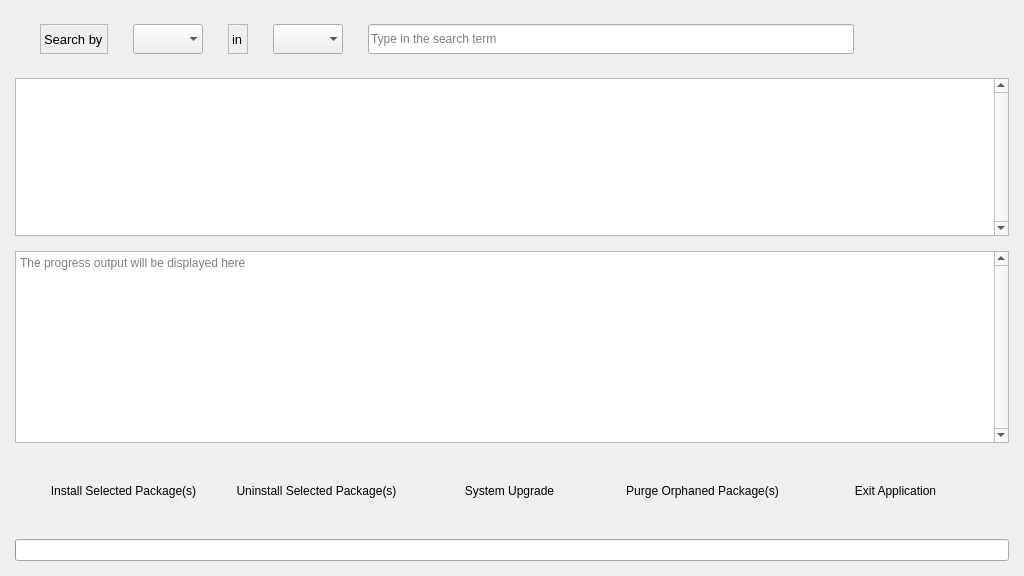
This is src/frontend/gui/ui/sisyphus.ui in redcorelinux/sisyphus as Qt 5 draws it before an edit. The edited form follows.
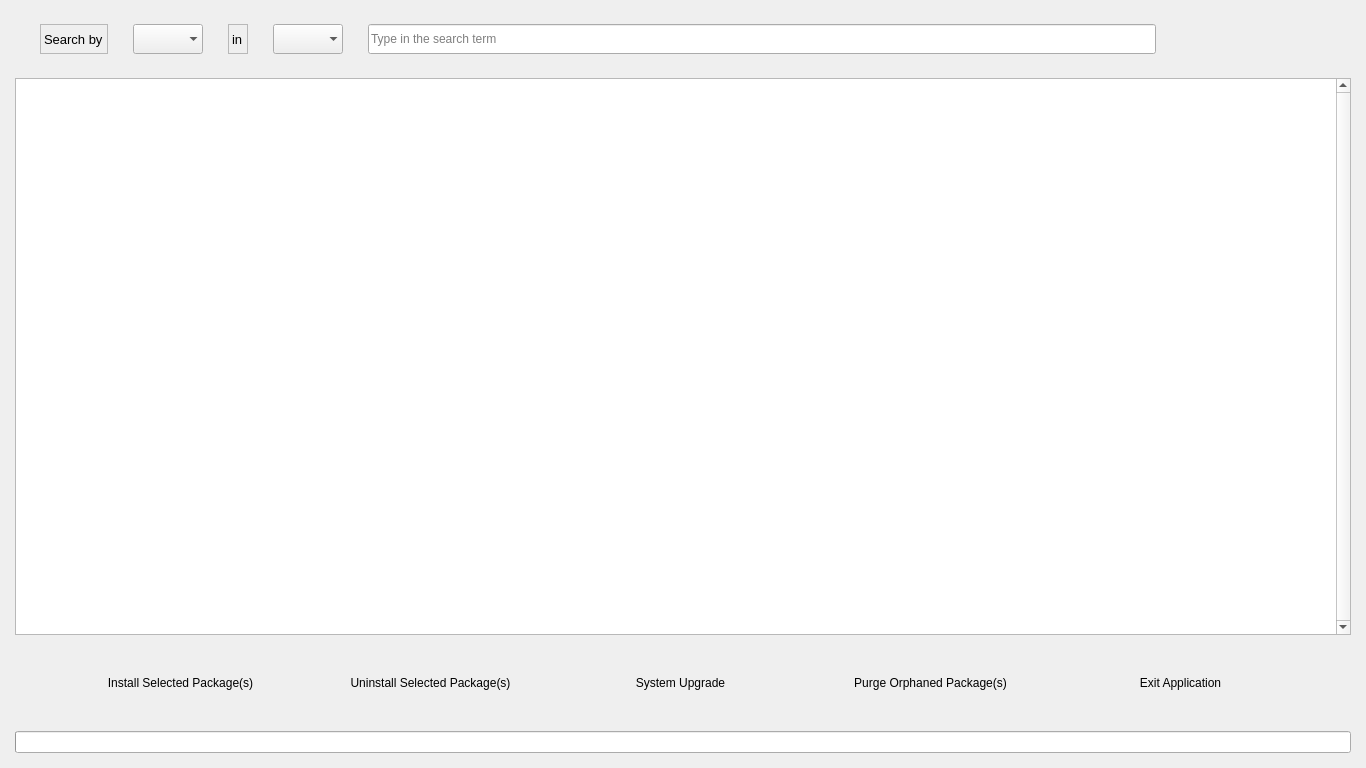
This is the edited form. Icons and pictures are not drawn.

Commit message: qt frontend : move the progress output do a dedicated window && ui tweaks 	* buffer the progress messages when the progress window is hidden 	* replay the buffer when the progress window is shown 	* display real-time output when the progress window is shown

```diff
--- a/src/frontend/gui/ui/sisyphus.ui
+++ b/src/frontend/gui/ui/sisyphus.ui
@@ -9,8 +9,8 @@
    <rect>
     <x>0</x>
     <y>0</y>
-    <width>1024</width>
-    <height>576</height>
+    <width>1366</width>
+    <height>768</height>
    </rect>
   </property>
   <property name="sizePolicy">
@@ -21,8 +21,8 @@
   </property>
   <property name="minimumSize">
    <size>
-    <width>1024</width>
-    <height>576</height>
+    <width>1366</width>
+    <height>768</height>
    </size>
   </property>
   <property name="windowTitle">
@@ -49,6 +49,16 @@
     <property name="spacing">
      <number>15</number>
     </property>
+    <item row="3" column="0">
+     <widget class="QProgressBar" name="progressBar">
+      <property name="maximumSize">
+       <size>
+        <width>16777215</width>
+        <height>25</height>
+       </size>
+      </property>
+     </widget>
+    </item>
     <item row="1" column="0">
      <widget class="QTableView" name="databaseTable">
       <property name="frameShape">
@@ -101,33 +111,191 @@
       </attribute>
      </widget>
     </item>
-    <item row="4" column="0">
-     <widget class="QProgressBar" name="progressBar">
-      <property name="maximumSize">
-       <size>
-        <width>16777215</width>
-        <height>25</height>
-       </size>
-      </property>
-     </widget>
-    </item>
     <item row="2" column="0">
-     <widget class="QPlainTextEdit" name="progressBox">
-      <property name="frameShape">
-       <enum>QFrame::StyledPanel</enum>
-      </property>
-      <property name="frameShadow">
-       <enum>QFrame::Sunken</enum>
-      </property>
-      <property name="verticalScrollBarPolicy">
-       <enum>Qt::ScrollBarAlwaysOn</enum>
-      </property>
-      <property name="textInteractionFlags">
-       <set>Qt::TextSelectableByMouse</set>
-      </property>
-      <property name="placeholderText">
-       <string>The progress output will be displayed here</string>
-      </property>
+     <widget class="QWidget" name="actionLayout" native="true">
+      <layout class="QHBoxLayout" name="actionGrid">
+       <item>
+        <widget class="QToolButton" name="installButton">
+         <property name="minimumSize">
+          <size>
+           <width>125</width>
+           <height>48</height>
+          </size>
+         </property>
+         <property name="maximumSize">
+          <size>
+           <width>175</width>
+           <height>64</height>
+          </size>
+         </property>
+         <property name="text">
+          <string>Install Selected Package(s)</string>
+         </property>
+         <property name="icon">
+          <iconset>
+           <normaloff>../icon/install.png</normaloff>../icon/install.png</iconset>
+         </property>
+         <property name="iconSize">
+          <size>
+           <width>30</width>
+           <height>30</height>
+          </size>
+         </property>
+         <property name="toolButtonStyle">
+          <enum>Qt::ToolButtonTextUnderIcon</enum>
+         </property>
+         <property name="autoRaise">
+          <bool>true</bool>
+         </property>
+         <property name="arrowType">
+          <enum>Qt::NoArrow</enum>
+         </property>
+        </widget>
+       </item>
+       <item>
+        <widget class="QToolButton" name="uninstallButton">
+         <property name="minimumSize">
+          <size>
+           <width>125</width>
+           <height>48</height>
+          </size>
+         </property>
+         <property name="maximumSize">
+          <size>
+           <width>175</width>
+           <height>64</height>
+          </size>
+         </property>
+         <property name="text">
+          <string>Uninstall Selected Package(s)</string>
+         </property>
+         <property name="icon">
+          <iconset>
+           <normaloff>../icon/uninstall.png</normaloff>../icon/uninstall.png</iconset>
+         </property>
+         <property name="iconSize">
+          <size>
+           <width>30</width>
+           <height>30</height>
+          </size>
+         </property>
+         <property name="toolButtonStyle">
+          <enum>Qt::ToolButtonTextUnderIcon</enum>
+         </property>
+         <property name="autoRaise">
+          <bool>true</bool>
+         </property>
+         <property name="arrowType">
+          <enum>Qt::NoArrow</enum>
+         </property>
+        </widget>
+       </item>
+       <item>
+        <widget class="QToolButton" name="upgradeButton">
+         <property name="minimumSize">
+          <size>
+           <width>125</width>
+           <height>48</height>
+          </size>
+         </property>
+         <property name="maximumSize">
+          <size>
+           <width>175</width>
+           <height>64</height>
+          </size>
+         </property>
+         <property name="text">
+          <string>System Upgrade</string>
+         </property>
+         <property name="icon">
+          <iconset>
+           <normaloff>../icon/upgrade.png</normaloff>../icon/upgrade.png</iconset>
+         </property>
+         <property name="iconSize">
+          <size>
+           <width>30</width>
+           <height>30</height>
+          </size>
+         </property>
+         <property name="toolButtonStyle">
+          <enum>Qt::ToolButtonTextUnderIcon</enum>
+         </property>
+         <property name="autoRaise">
+          <bool>true</bool>
+         </property>
+        </widget>
+       </item>
+       <item>
+        <widget class="QToolButton" name="autoremoveButton">
+         <property name="minimumSize">
+          <size>
+           <width>125</width>
+           <height>48</height>
+          </size>
+         </property>
+         <property name="maximumSize">
+          <size>
+           <width>175</width>
+           <height>64</height>
+          </size>
+         </property>
+         <property name="text">
+          <string>Purge Orphaned Package(s)</string>
+         </property>
+         <property name="icon">
+          <iconset>
+           <normaloff>../icon/orphans.png</normaloff>../icon/orphans.png</iconset>
+         </property>
+         <property name="iconSize">
+          <size>
+           <width>30</width>
+           <height>30</height>
+          </size>
+         </property>
+         <property name="toolButtonStyle">
+          <enum>Qt::ToolButtonTextUnderIcon</enum>
+         </property>
+         <property name="autoRaise">
+          <bool>true</bool>
+         </property>
+        </widget>
+       </item>
+       <item>
+        <widget class="QToolButton" name="exitButton">
+         <property name="minimumSize">
+          <size>
+           <width>125</width>
+           <height>48</height>
+          </size>
+         </property>
+         <property name="maximumSize">
+          <size>
+           <width>175</width>
+           <height>64</height>
+          </size>
+         </property>
+         <property name="text">
+          <string>Exit Application</string>
+         </property>
+         <property name="icon">
+          <iconset>
+           <normaloff>../icon/exit.png</normaloff>../icon/exit.png</iconset>
+         </property>
+         <property name="iconSize">
+          <size>
+           <width>30</width>
+           <height>30</height>
+          </size>
+         </property>
+         <property name="toolButtonStyle">
+          <enum>Qt::ToolButtonTextUnderIcon</enum>
+         </property>
+         <property name="autoRaise">
+          <bool>true</bool>
+         </property>
+        </widget>
+       </item>
+      </layout>
      </widget>
     </item>
     <item row="0" column="0">
@@ -281,7 +449,7 @@
         <widget class="QPushButton" name="licenseButton">
          <property name="minimumSize">
           <size>
-           <width>0</width>
+           <width>60</width>
            <height>30</height>
           </size>
          </property>
@@ -300,8 +468,8 @@
          </property>
          <property name="iconSize">
           <size>
-           <width>16</width>
-           <height>16</height>
+           <width>24</width>
+           <height>24</height>
           </size>
          </property>
          <property name="flat">
@@ -313,7 +481,7 @@
         <widget class="QPushButton" name="settingsButton">
          <property name="minimumSize">
           <size>
-           <width>0</width>
+           <width>60</width>
            <height>30</height>
           </size>
          </property>
@@ -332,8 +500,8 @@
          </property>
          <property name="iconSize">
           <size>
-           <width>16</width>
-           <height>16</height>
+           <width>24</width>
+           <height>24</height>
           </size>
          </property>
          <property name="flat">
@@ -344,193 +512,6 @@
       </layout>
      </widget>
     </item>
-    <item row="3" column="0">
-     <widget class="QWidget" name="actionLayout" native="true">
-      <layout class="QHBoxLayout" name="actionGrid">
-       <item>
-        <widget class="QToolButton" name="installButton">
-         <property name="minimumSize">
-          <size>
-           <width>125</width>
-           <height>48</height>
-          </size>
-         </property>
-         <property name="maximumSize">
-          <size>
-           <width>175</width>
-           <height>64</height>
-          </size>
-         </property>
-         <property name="text">
-          <string>Install Selected Package(s)</string>
-         </property>
-         <property name="icon">
-          <iconset>
-           <normaloff>../icon/install.png</normaloff>../icon/install.png</iconset>
-         </property>
-         <property name="iconSize">
-          <size>
-           <width>30</width>
-           <height>30</height>
-          </size>
-         </property>
-         <property name="toolButtonStyle">
-          <enum>Qt::ToolButtonTextUnderIcon</enum>
-         </property>
-         <property name="autoRaise">
-          <bool>true</bool>
-         </property>
-         <property name="arrowType">
-          <enum>Qt::NoArrow</enum>
-         </property>
-        </widget>
-       </item>
-       <item>
-        <widget class="QToolButton" name="uninstallButton">
-         <property name="minimumSize">
-          <size>
-           <width>125</width>
-           <height>48</height>
-          </size>
-         </property>
-         <property name="maximumSize">
-          <size>
-           <width>175</width>
-           <height>64</height>
-          </size>
-         </property>
-         <property name="text">
-          <string>Uninstall Selected Package(s)</string>
-         </property>
-         <property name="icon">
-          <iconset>
-           <normaloff>../icon/uninstall.png</normaloff>../icon/uninstall.png</iconset>
-         </property>
-         <property name="iconSize">
-          <size>
-           <width>30</width>
-           <height>30</height>
-          </size>
-         </property>
-         <property name="toolButtonStyle">
-          <enum>Qt::ToolButtonTextUnderIcon</enum>
-         </property>
-         <property name="autoRaise">
-          <bool>true</bool>
-         </property>
-         <property name="arrowType">
-          <enum>Qt::NoArrow</enum>
-         </property>
-        </widget>
-       </item>
-       <item>
-        <widget class="QToolButton" name="upgradeButton">
-         <property name="minimumSize">
-          <size>
-           <width>125</width>
-           <height>48</height>
-          </size>
-         </property>
-         <property name="maximumSize">
-          <size>
-           <width>175</width>
-           <height>64</height>
-          </size>
-         </property>
-         <property name="text">
-          <string>System Upgrade</string>
-         </property>
-         <property name="icon">
-          <iconset>
-           <normaloff>../icon/upgrade.png</normaloff>../icon/upgrade.png</iconset>
-         </property>
-         <property name="iconSize">
-          <size>
-           <width>30</width>
-           <height>30</height>
-          </size>
-         </property>
-         <property name="toolButtonStyle">
-          <enum>Qt::ToolButtonTextUnderIcon</enum>
-         </property>
-         <property name="autoRaise">
-          <bool>true</bool>
-         </property>
-        </widget>
-       </item>
-       <item>
-        <widget class="QToolButton" name="autoremoveButton">
-         <property name="minimumSize">
-          <size>
-           <width>125</width>
-           <height>48</height>
-          </size>
-         </property>
-         <property name="maximumSize">
-          <size>
-           <width>175</width>
-           <height>64</height>
-          </size>
-         </property>
-         <property name="text">
-          <string>Purge Orphaned Package(s)</string>
-         </property>
-         <property name="icon">
-          <iconset>
-           <normaloff>../icon/orphans.png</normaloff>../icon/orphans.png</iconset>
-         </property>
-         <property name="iconSize">
-          <size>
-           <width>30</width>
-           <height>30</height>
-          </size>
-         </property>
-         <property name="toolButtonStyle">
-          <enum>Qt::ToolButtonTextUnderIcon</enum>
-         </property>
-         <property name="autoRaise">
-          <bool>true</bool>
-         </property>
-        </widget>
-       </item>
-       <item>
-        <widget class="QToolButton" name="exitButton">
-         <property name="minimumSize">
-          <size>
-           <width>125</width>
-           <height>48</height>
-          </size>
-         </property>
-         <property name="maximumSize">
-          <size>
-           <width>175</width>
-           <height>64</height>
-          </size>
-         </property>
-         <property name="text">
-          <string>Exit Application</string>
-         </property>
-         <property name="icon">
-          <iconset>
-           <normaloff>../icon/exit.png</normaloff>../icon/exit.png</iconset>
-         </property>
-         <property name="iconSize">
-          <size>
-           <width>30</width>
-           <height>30</height>
-          </size>
-         </property>
-         <property name="toolButtonStyle">
-          <enum>Qt::ToolButtonTextUnderIcon</enum>
-         </property>
-         <property name="autoRaise">
-          <bool>true</bool>
-         </property>
-        </widget>
-       </item>
-      </layout>
-     </widget>
-    </item>
    </layout>
   </widget>
  </widget>
```
Left out of the diff: 10 changed lines with no effect on the pictures. The commit also changes 13 other files.
